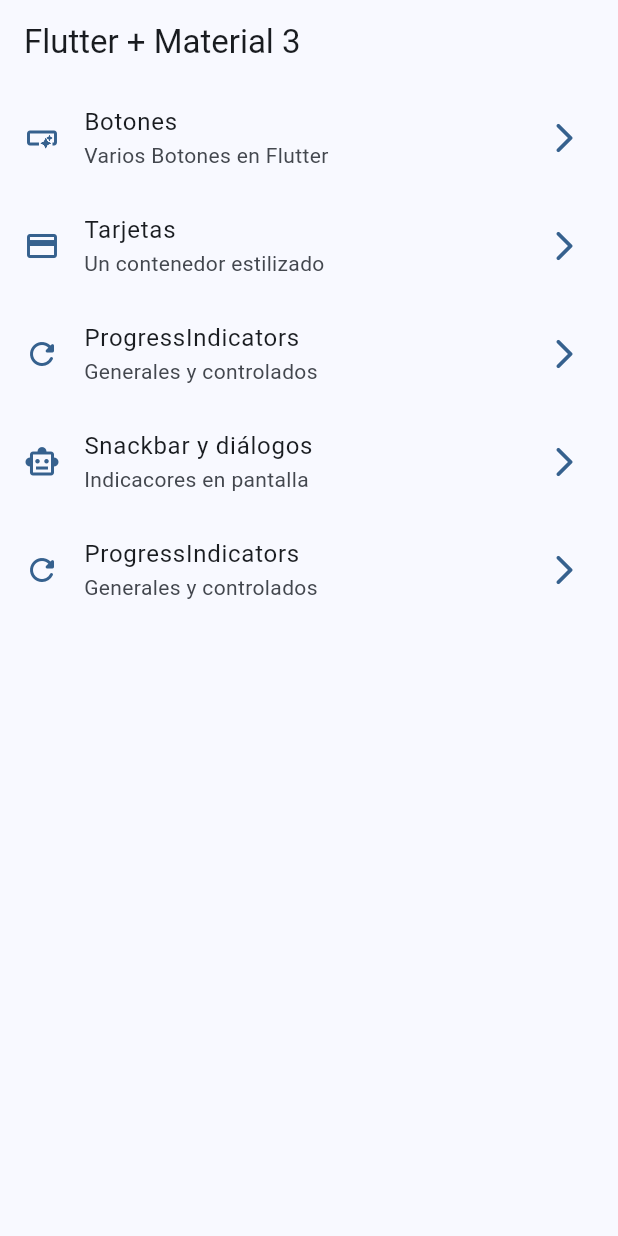
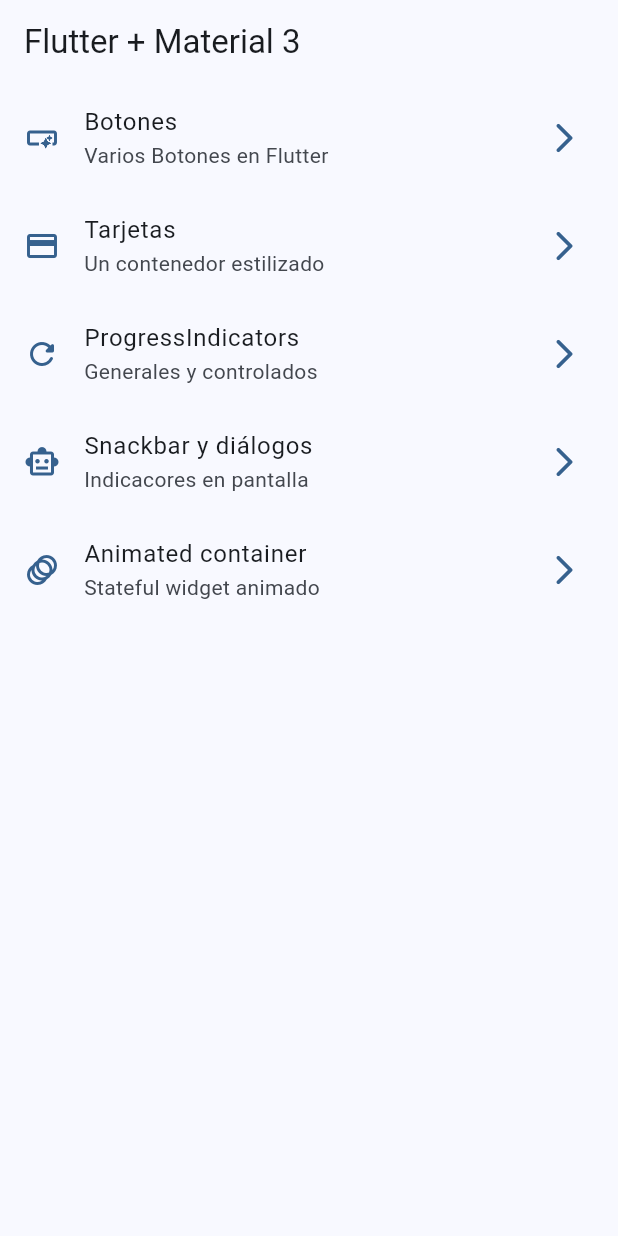
Before and after one commit to harojortiz/widgets_app_new, a Flutter app: the screen it shows after launch, on a phone screen of 412 x 824 dp. Run offline on Flutter 3.47's test engine with Material 3 defaults, Android fonts, the phone set to English and light mode, and no system bars; our stand-ins replace go_router.

Commit message:
animated container terminado

```diff
--- a/lib/config/menu/menu_items.dart
+++ b/lib/config/menu/menu_items.dart
@@ -35,8 +35,8 @@
       link: '/snackbars',
       icon: Icons.smart_toy_outlined),
   MenuItem(
-      title: 'ProgressIndicators',
-      subTitle: 'Generales y controlados',
-      link: '/progress',
-      icon: Icons.refresh_rounded),
+      title: 'Animated container',
+      subTitle: 'Stateful widget animado',
+      link: '/animated',
+      icon: Icons.animation_outlined),
 ];
--- a/lib/config/router/app_router.dart
+++ b/lib/config/router/app_router.dart
@@ -30,5 +30,10 @@
       name: SnackbarScreen.name,
       builder: (context, state) => const SnackbarScreen(),
     ),
+    GoRoute(
+      path: '/animated',
+      name: AnimatedScreen.name,
+      builder: (context, state) => const AnimatedScreen(),
+    ),
   ],
 );
```
Also changed, not shown: lib/presentation/screens/animated/animated_screen.dart (+52 -2 lines).
